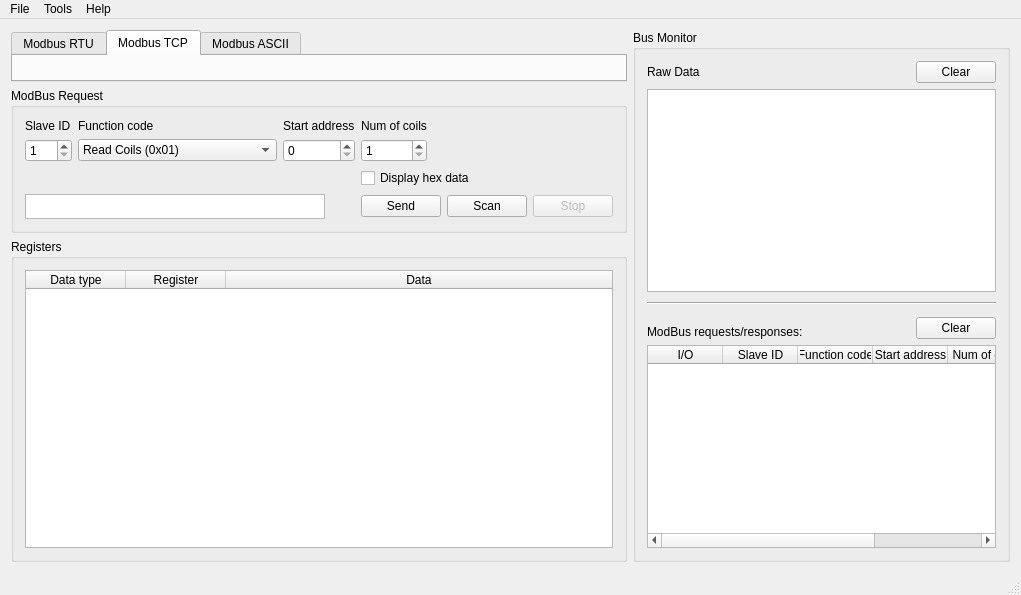
Qt form forms/mainwindow.ui (sevstarlab-dev/qmodbus) before a commit.
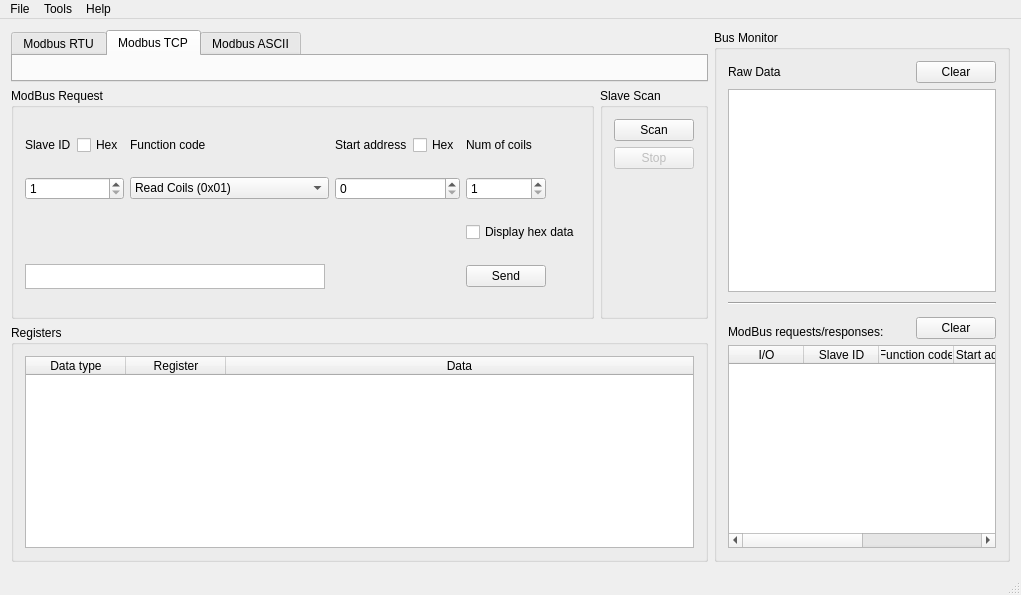
The same form after that commit. Icons and pictures are not drawn. Custom widgets are drawn as their Qt base class.

Commit message: Переключение отображения адреса устройства и регистров в hex-формат и десятичный

What changed in the file:
```diff
--- a/forms/mainwindow.ui
+++ b/forms/mainwindow.ui
@@ -65,18 +65,44 @@
        </widget>
       </item>
       <item>
+       <layout class="QHBoxLayout" name="requestRowLayout">
+        <item>
        <widget class="QGroupBox" name="groupBox_2">
         <property name="title">
          <string>ModBus Request</string>
         </property>
         <layout class="QGridLayout" name="gridLayout_2">
          <item row="0" column="0">
+            <layout class="QHBoxLayout" name="slaveIdLabelLayout">
+             <item>
           <widget class="QLabel" name="label_6">
            <property name="text">
             <string>Slave ID</string>
            </property>
           </widget>
          </item>
+             <item>
+              <widget class="QCheckBox" name="slaveIdHex">
+               <property name="text">
+                <string>Hex</string>
+               </property>
+              </widget>
+             </item>
+             <item>
+              <spacer name="slaveIdLabelSpacer">
+               <property name="orientation">
+                <enum>Qt::Horizontal</enum>
+               </property>
+               <property name="sizeHint" stdset="0">
+                <size>
+                 <width>0</width>
+                 <height>0</height>
+                </size>
+               </property>
+              </spacer>
+             </item>
+            </layout>
+           </item>
          <item row="0" column="1">
           <widget class="QLabel" name="label_7">
            <property name="text">
@@ -85,12 +111,36 @@
           </widget>
          </item>
          <item row="0" column="2">
+            <layout class="QHBoxLayout" name="startAddrLabelLayout">
+             <item>
           <widget class="QLabel" name="label_8">
            <property name="text">
             <string>Start address</string>
            </property>
           </widget>
          </item>
+             <item>
+              <widget class="QCheckBox" name="startAddrHex">
+               <property name="text">
+                <string>Hex</string>
+               </property>
+              </widget>
+             </item>
+             <item>
+              <spacer name="startAddrLabelSpacer">
+               <property name="orientation">
+                <enum>Qt::Horizontal</enum>
+               </property>
+               <property name="sizeHint" stdset="0">
+                <size>
+                 <width>0</width>
+                 <height>0</height>
+                </size>
+               </property>
+              </spacer>
+             </item>
+            </layout>
+           </item>
          <item row="0" column="3">
           <widget class="QLabel" name="label_9">
            <property name="text">
@@ -238,15 +288,28 @@
            </property>
           </widget>
          </item>
-         <item row="3" column="3" colspan="2">
-          <layout class="QHBoxLayout" name="requestButtonsLayout">
-           <item>
+           <item row="3" column="3">
             <widget class="QPushButton" name="sendBtn">
              <property name="text">
               <string>Send</string>
              </property>
             </widget>
            </item>
+          </layout>
+         </widget>
+        </item>
+        <item>
+         <widget class="QGroupBox" name="groupBoxScan">
+          <property name="sizePolicy">
+           <sizepolicy hsizetype="Fixed" vsizetype="Preferred">
+            <horstretch>0</horstretch>
+            <verstretch>0</verstretch>
+           </sizepolicy>
+          </property>
+          <property name="title">
+           <string>Slave Scan</string>
+          </property>
+          <layout class="QVBoxLayout" name="scanButtonsLayout">
            <item>
             <widget class="QPushButton" name="scanBtn">
              <property name="text">
@@ -265,22 +328,22 @@
             </widget>
            </item>
            <item>
-            <spacer name="requestButtonsSpacer">
+            <spacer name="scanButtonsSpacer">
              <property name="orientation">
-              <enum>Qt::Horizontal</enum>
+              <enum>Qt::Vertical</enum>
              </property>
              <property name="sizeHint" stdset="0">
               <size>
-               <width>0</width>
+               <width>20</width>
                <height>0</height>
               </size>
              </property>
             </spacer>
            </item>
           </layout>
-         </item>
-        </layout>
-       </widget>
+         </widget>
+        </item>
+       </layout>
       </item>
       <item>
        <widget class="QGroupBox" name="groupBox_4">
```
Lines whose indentation alone changed are shown as unchanged. The commit also changes 3 other files.
